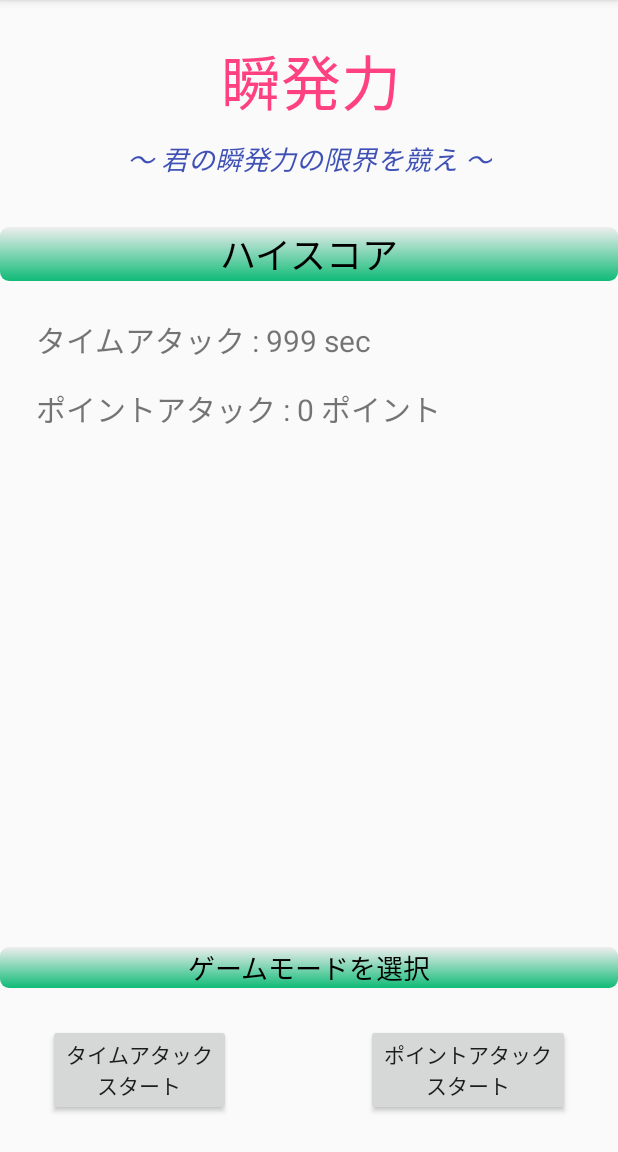
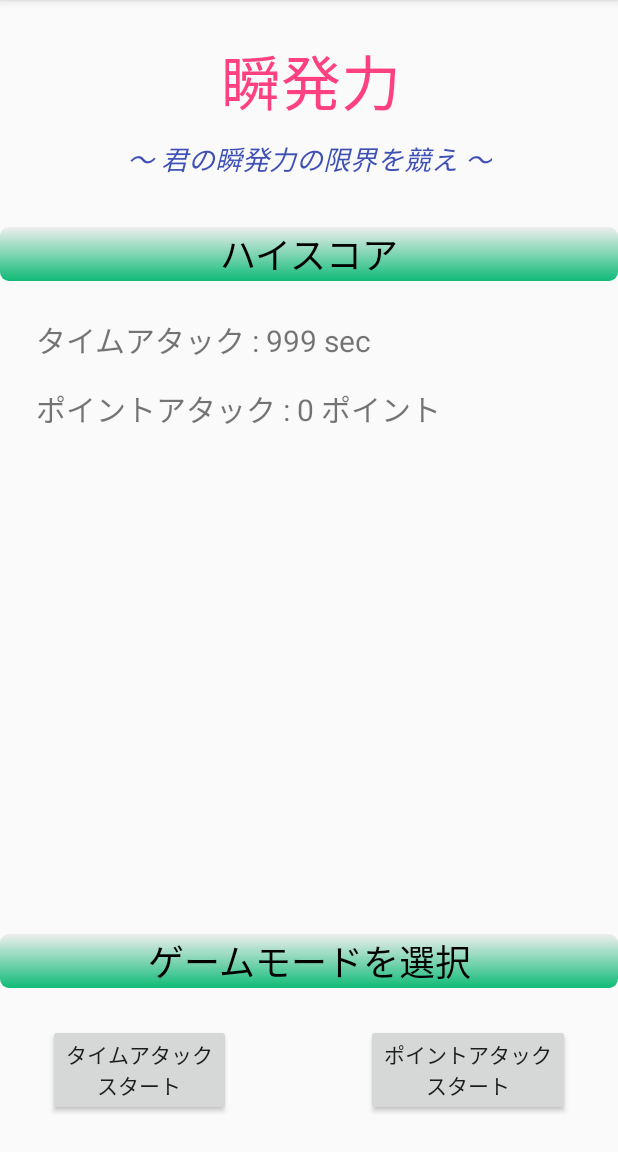
Before and after one commit to Bluewind12/KenKenPaApp, an Android app: the screen it shows after launch (MainActivity), on a phone screen of 412 x 824 dp, the part 84-1236 px from its top. Run offline under Robolectric (Android 15) with nearby library versions, the phone set to English and light mode, and no system bars.

Commit message:
文字サイズ調整

```diff
--- a/app/src/main/res/layout/activity_main.xml
+++ b/app/src/main/res/layout/activity_main.xml
@@ -104,7 +104,7 @@
         android:text="@string/modeSelect"
         android:textAlignment="center"
         android:textColor="@android:color/black"
-        android:textSize="18sp"
+        android:textSize="24sp"
         app:layout_constraintBottom_toTopOf="@+id/startButton2"
         app:layout_constraintEnd_toEndOf="parent"
         app:layout_constraintStart_toStartOf="parent" />
```
